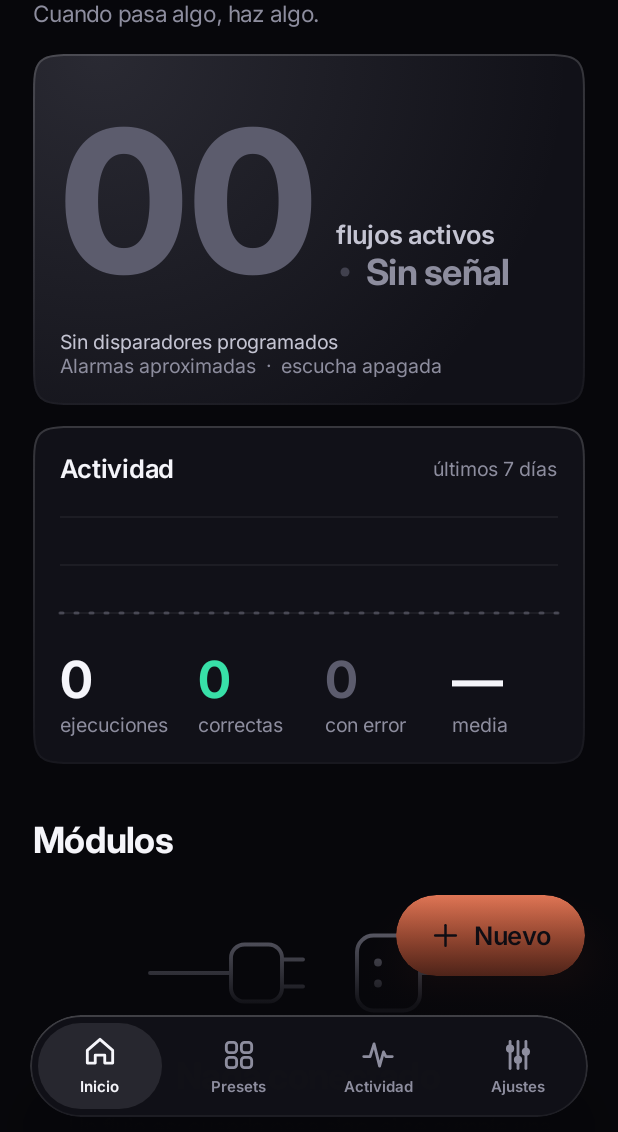
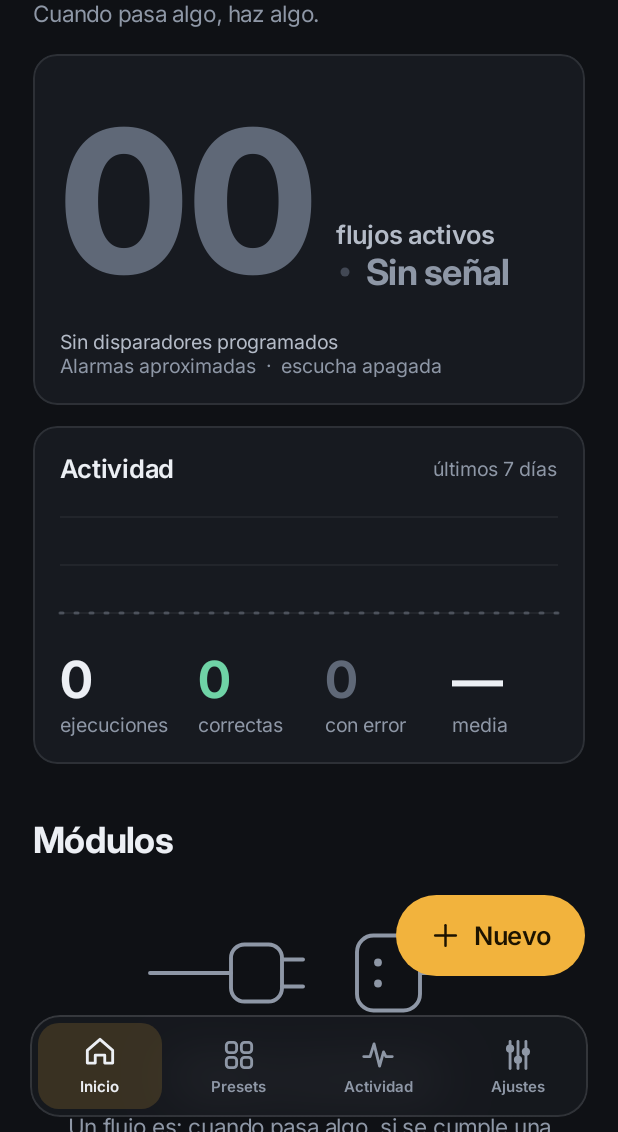
Before and after one commit to Takumi-Organization/flow, an Android app built with Jetpack Compose: the screen it shows after launch (MainActivity), after a tap on "Saltar", on a phone screen of 412 x 824 dp, the part 104-1236 px from its top. Run offline under Robolectric (Android 15) with nearby library versions, the phone set to English and light mode, and no system bars; our stand-ins replace Room's generated code; 2 statements that could not run were skipped.

Commit message:
feat: identidad Ryoku Glass (paleta fría, acentos Bermellón/Fucsia/Egeo/Oro/Lima, sin sombras ni degradados y barra de pestañas de cristal)

```diff
--- a/app/src/main/kotlin/dev/flow/app/MainActivity.kt
+++ b/app/src/main/kotlin/dev/flow/app/MainActivity.kt
@@ -84,6 +84,8 @@ class MainActivity : ComponentActivity() {
                 Box(Modifier.fillMaxSize().background(k.paper)) {
                     val isTab = route in TAB_ROUTES
                     BackHandler(enabled = !isTab || route != "home") { pop() }
+                    val navGlass = dev.flow.app.ui.rememberGlassBackdrop()
+                    Box(Modifier.fillMaxSize().glassSource(navGlass)) {
                     AnimatedContent(route, Modifier.fillMaxSize(), label = "route", transitionSpec = {
                         val toPush = targetState !in TAB_ROUTES && initialState in TAB_ROUTES
                         val fromPush = initialState !in TAB_ROUTES && targetState in TAB_ROUTES
@@ -109,12 +111,9 @@ class MainActivity : ComponentActivity() {
                             }
                         }
                     }
-                    AnimatedVisibility(isTab, Modifier.align(Alignment.BottomCenter), enter = fadeIn(), exit = fadeOut(tween(120))) {
-                        // el contenido se desvanece bajo la barra, como en iOS
-                        Box(Modifier.fillMaxWidth().height(170.dp).background(androidx.compose.ui.graphics.Brush.verticalGradient(listOf(androidx.compose.ui.graphics.Color.Transparent, k.paper.copy(alpha = .92f), k.paper))))
                     }
                     AnimatedVisibility(isTab, Modifier.align(Alignment.BottomCenter), enter = slideInVertically(spring(.8f, 400f)) { it } + fadeIn(), exit = slideOutVertically(tween(180)) { it } + fadeOut(tween(120))) {
-                        BottomNav(route) { tab(it) }
+                        androidx.compose.runtime.CompositionLocalProvider(dev.flow.app.ui.LocalGlassBackdrop provides navGlass) { BottomNav(route) { tab(it) } }
                     }
                 }
             }
--- a/app/src/main/kotlin/dev/flow/app/platform/Core.kt
+++ b/app/src/main/kotlin/dev/flow/app/platform/Core.kt
@@ -49,7 +49,7 @@ class Prefs(ctx: Context) {
     var theme: String
         get() = sp.getString("theme", "grafito") ?: "grafito"; set(v) { sp.edit().putString("theme", v).apply() }
     var accent: Int
-        get() = sp.getInt("accent", 0); set(v) { sp.edit().putInt("accent", v).apply() }
+        get() = sp.getInt("accent", 3); set(v) { sp.edit().putInt("accent", v).apply() }
 }
 
 class AndroidEnv(private val ctx: Context, private val prefs: Prefs) : Environment {
--- a/app/src/main/kotlin/dev/flow/app/ui/Common.kt
+++ b/app/src/main/kotlin/dev/flow/app/ui/Common.kt
@@ -19,7 +19,6 @@ import androidx.compose.ui.Alignment
 import androidx.compose.ui.Modifier
 import androidx.compose.ui.draw.clip
 import androidx.compose.ui.draw.drawBehind
-import androidx.compose.ui.draw.shadow
 import androidx.compose.ui.geometry.Offset
 import androidx.compose.ui.graphics.*
 import androidx.compose.ui.platform.LocalView
@@ -67,18 +66,17 @@ fun Modifier.springPress(src: MutableInteractionSource, depth: Float = .965f): M
     return this.graphicsLayer { scaleX = s; scaleY = s }
 }
 
-/** Tarjeta con profundidad: superficie elevada, filete de luz arriba, sombra con el tono del flujo en claro y un resplandor radial muy tenue en oscuro. */
+/** Tarjeta plana: superficie elevada con filete de 1 dp (sin sombra ni resplandor). */
 @Composable
 fun Panel(modifier: Modifier = Modifier, accent: Color? = null, onClick: (() -> Unit)? = null, content: @Composable ColumnScope.() -> Unit) {
     val src = remember { MutableInteractionSource() }
     val pressed by src.collectIsPressedAsState()
     val kk = k
     val bg by animateColorAsState(if (pressed) kk.high else kk.raised, tween(120), label = "bg")
-    val rim = if (kk.dark) Brush.verticalGradient(listOf(Color.White.copy(alpha = .16f), Color.White.copy(alpha = .03f))) else SolidColor(kk.line)
+    val rim = SolidColor(kk.line)
     Column(modifier.fillMaxWidth().then(if (onClick != null) Modifier.springPress(src, .975f) else Modifier)
-        .then(if (!kk.dark) Modifier.shadow(14.dp, Sq28, ambientColor = Color(0x1A1B1030), spotColor = (accent ?: kk.ink).copy(alpha = .28f)) else Modifier)
+        .then(if (!kk.dark) Modifier else Modifier)
         .clip(Sq28).background(bg)
-        .drawBehind { if (accent != null) drawRect(Brush.radialGradient(listOf(accent.copy(alpha = if (kk.dark) .20f else .12f), Color.Transparent), Offset(size.width * .12f, 0f), size.width * .85f)) }
         .border(.8.dp, rim, Sq28)
         .then(if (onClick != null) Modifier.clickable(src, null, role = Role.Button, onClick = onClick) else Modifier)
         .padding(18.dp), content = content)
@@ -91,7 +89,7 @@ fun FButton(text: String, onClick: () -> Unit, modifier: Modifier = Modifier, pr
     val fg = if (!enabled) kk.faint else if (primary) kk.onAccent else if (danger) kk.error else kk.ink
     val fill: Brush = when {
         !enabled -> SolidColor(kk.high.copy(alpha = .5f))
-        primary -> Brush.verticalGradient(listOf(lerp(kk.accent, Color.White, .14f), kk.accent))
+        primary -> SolidColor(kk.accent)
         danger -> SolidColor(kk.error.copy(alpha = .14f))
         else -> SolidColor(kk.high)
     }
--- a/app/src/main/kotlin/dev/flow/app/ui/EditorScreen.kt
+++ b/app/src/main/kotlin/dev/flow/app/ui/EditorScreen.kt
@@ -13,7 +13,6 @@ import androidx.compose.runtime.*
 import androidx.compose.ui.Alignment
 import androidx.compose.ui.Modifier
 import androidx.compose.ui.draw.clip
-import androidx.compose.ui.draw.shadow
 import androidx.compose.ui.geometry.Offset
 import androidx.compose.ui.platform.LocalContext
 import androidx.compose.ui.platform.LocalDensity
@@ -197,7 +196,7 @@ fun EditorScreen(graph: Graph, flowId: String, onBack: () -> Unit, onOpenRun: (S
                 MiniBtn("+") { vp.scale = (vp.scale * 1.25f).coerceAtMost(2.5f) }
                 MiniBtn("−") { vp.scale = (vp.scale / 1.25f).coerceAtLeast(0.3f) }
             }
-            Box(Modifier.align(Alignment.BottomEnd).padding(16.dp).size(60.dp).shadow(16.dp, androidx.compose.foundation.shape.CircleShape, ambientColor = k.accent.copy(alpha = .4f), spotColor = k.accent.copy(alpha = .6f)).clip(androidx.compose.foundation.shape.CircleShape).background(k.accent).clickable {
+            Box(Modifier.align(Alignment.BottomEnd).padding(16.dp).size(60.dp).clip(androidx.compose.foundation.shape.CircleShape).background(k.accent).clickable {
                 val from = one?.takeIf { graph.registry[it.type]?.kind != null }?.let { it.id to (st.firstFreePort(it.id) ?: PORT_OUT) }
                 showPalette = from to null }, contentAlignment = Alignment.Center) {
                 PIcon("plus", k.onAccent, 28.dp)
@@ -209,7 +208,7 @@ fun EditorScreen(graph: Graph, flowId: String, onBack: () -> Unit, onOpenRun: (S
         when {
             edge != null -> EdgePanel(st, edge, graph.registry)
             one != null -> NodePanel(st, one, graph, vp.centerInGraph(dens))
-            st.selected.size > 1 -> Row(Modifier.fillMaxWidth().shadow(20.dp, Sq28).clip(Sq28).background(k.raised).navigationBarsPadding().padding(16.dp), horizontalArrangement = Arrangement.spacedBy(8.dp), verticalAlignment = Alignment.CenterVertically) {
+            st.selected.size > 1 -> Row(Modifier.fillMaxWidth().clip(Sq28).background(k.raised).navigationBarsPadding().padding(16.dp), horizontalArrangement = Arrangement.spacedBy(8.dp), verticalAlignment = Alignment.CenterVertically) {
                 Text("${st.selected.size} nodos", style = T.body, color = k.ink, modifier = Modifier.weight(1f))
                 FButton("Duplicar", { st.duplicateSelection() }); FButton("Eliminar", { st.deleteSelection() }, danger = true); FButton("Limpiar", { st.selected = emptySet() })
             }
@@ -232,7 +231,7 @@ fun EditorScreen(graph: Graph, flowId: String, onBack: () -> Unit, onOpenRun: (S
             title = { Text("Nombre del flujo", style = T.h2) }, text = { FField(t, { t = it }, "Nombre") }, containerColor = k.raised) }
 }
 
-@Composable private fun MiniBtn(t: String, onClick: () -> Unit) = Box(Modifier.size(44.dp).shadow(8.dp, androidx.compose.foundation.shape.CircleShape).clip(androidx.compose.foundation.shape.CircleShape).background(k.raised).border(.8.dp, k.line, androidx.compose.foundation.shape.CircleShape).clickable(onClick = onClick), contentAlignment = Alignment.Center) { Text(t, style = T.h1, color = k.ink) }
+@Composable private fun MiniBtn(t: String, onClick: () -> Unit) = Box(Modifier.size(44.dp).clip(androidx.compose.foundation.shape.CircleShape).background(k.raised).border(.8.dp, k.line, androidx.compose.foundation.shape.CircleShape).clickable(onClick = onClick), contentAlignment = Alignment.Center) { Text(t, style = T.h1, color = k.ink) }
 
 @Composable
 private fun EdgePanel(st: EditorState, e: EdgeDef, reg: NodeRegistry) {
@@ -256,7 +255,7 @@ private fun NodePanel(st: EditorState, n: NodeDef, graph: Graph, center: Offset)
     var tick by remember { mutableIntStateOf(0) }
     val request = rememberCapRequester { tick++ }
     val flows by graph.repo.flows.collectAsState(emptyList())
-    Column(Modifier.fillMaxWidth().heightIn(max = 400.dp).shadow(20.dp, Sq28).clip(Sq28).background(k.raised).navigationBarsPadding().verticalScroll(rememberScrollState()).padding(horizontal = 18.dp, vertical = 14.dp), verticalArrangement = Arrangement.spacedBy(12.dp)) {
+    Column(Modifier.fillMaxWidth().heightIn(max = 400.dp).clip(Sq28).background(k.raised).navigationBarsPadding().verticalScroll(rememberScrollState()).padding(horizontal = 18.dp, vertical = 14.dp), verticalArrangement = Arrangement.spacedBy(12.dp)) {
         Box(Modifier.align(Alignment.CenterHorizontally).size(38.dp, 4.dp).background(k.line.copy(alpha = .3f), androidx.compose.foundation.shape.RoundedCornerShape(50)))
         Row(verticalAlignment = Alignment.CenterVertically) {
             Column(Modifier.weight(1f)) {
--- /dev/null
+++ b/app/src/main/kotlin/dev/flow/app/ui/Glass.kt
@@ -0,0 +1,83 @@
+package dev.flow.app.ui
+
+import android.os.Build
+import androidx.compose.foundation.border
+import androidx.compose.runtime.Composable
+import androidx.compose.runtime.getValue
+import androidx.compose.runtime.mutableStateOf
+import androidx.compose.runtime.remember
+import androidx.compose.runtime.setValue
+import androidx.compose.runtime.staticCompositionLocalOf
+import androidx.compose.ui.Modifier
+import androidx.compose.ui.draw.clip
+import androidx.compose.ui.draw.drawBehind
+import androidx.compose.ui.draw.drawWithContent
+import androidx.compose.ui.geometry.Offset
+import androidx.compose.ui.graphics.BlurEffect
+import androidx.compose.ui.graphics.Brush
+import androidx.compose.ui.graphics.Color
+import androidx.compose.ui.graphics.Shape
+import androidx.compose.ui.graphics.TileMode
+import androidx.compose.ui.graphics.drawscope.translate
+import androidx.compose.ui.graphics.layer.GraphicsLayer
+import androidx.compose.ui.graphics.layer.drawLayer
+import androidx.compose.ui.graphics.rememberGraphicsLayer
+import androidx.compose.ui.layout.onGloballyPositioned
+import androidx.compose.ui.layout.positionInRoot
+import androidx.compose.ui.unit.Dp
+import androidx.compose.ui.unit.IntSize
+import androidx.compose.ui.unit.dp
+
+/**
+ * Cristal de la identidad Ryoku Glass (misma técnica que LUMINA, adaptada a la paleta `Kami` de FLOW (`k`)).
+ * Se graba el contenido de detrás en una capa ([glassSource]) y cada superficie [glass] la dibuja desenfocada bajo su
+ * velo. La superficie de cristal debe ser HERMANA del contenido grabado, no hija. Con API < 31 (sin RenderEffect) o sin
+ * fondo registrado pasa a opaca con el mismo diseño.
+ */
+class GlassBackdrop internal constructor(internal val layer: GraphicsLayer) {
+    internal var origin by mutableStateOf(Offset.Zero)
+}
+
+@Composable fun rememberGlassBackdrop(): GlassBackdrop {
+    val layer = rememberGraphicsLayer()
+    return remember(layer) { GlassBackdrop(layer) }
+}
+
+val LocalGlassBackdrop = staticCompositionLocalOf<GlassBackdrop?> { null }
+
+fun Modifier.glassSource(backdrop: GlassBackdrop): Modifier = this
+    .onGloballyPositioned { backdrop.origin = it.positionInRoot() }
+    .drawWithContent {
+        backdrop.layer.record { this@drawWithContent.drawContent() }
+        drawLayer(backdrop.layer)
+    }
+
+@Composable
+fun Modifier.glass(shape: Shape, blur: Dp = 30.dp, tint: Color? = null): Modifier {
+    val backdrop = LocalGlassBackdrop.current
+    val dark = k.dark
+    val canBlur = backdrop != null && Build.VERSION.SDK_INT >= 31
+    val veil = (tint ?: k.raised).copy(alpha = if (!canBlur) 0.96f else if (dark) 0.84f else 0.88f)
+    val top = if (dark) Color(0x24FFFFFF) else Color(0xE6FFFFFF)
+    val edge = if (dark) Color(0x1FECEFF4) else Color(0x1A14171C)
+    val own = rememberGraphicsLayer()
+    var pos by remember { mutableStateOf(Offset.Zero) }
+    return this
+        .onGloballyPositioned { pos = it.positionInRoot() }
+        .clip(shape)
+        .drawBehind {
+            if (canBlur && backdrop != null) {
+                val r = blur.toPx()
+                own.renderEffect = BlurEffect(r, r, TileMode.Clamp)
+                val dx = backdrop.origin.x - pos.x
+                val dy = backdrop.origin.y - pos.y
+                val density = this
+                own.record(density, layoutDirection, IntSize(size.width.toInt(), size.height.toInt())) {
+                    translate(dx, dy) { drawLayer(backdrop.layer) }
+                }
+                drawLayer(own)
+            }
+            drawRect(veil)
+        }
+        .border(1.dp, Brush.verticalGradient(listOf(top, edge)), shape)
+}
--- a/app/src/main/kotlin/dev/flow/app/ui/Screens.kt
+++ b/app/src/main/kotlin/dev/flow/app/ui/Screens.kt
@@ -20,7 +20,6 @@ import androidx.compose.ui.Alignment
 import androidx.compose.ui.Modifier
 import androidx.compose.ui.draw.blur
 import androidx.compose.ui.draw.clip
-import androidx.compose.ui.draw.shadow
 import androidx.compose.ui.geometry.Offset
 import androidx.compose.ui.geometry.Size
 import androidx.compose.ui.graphics.*
@@ -44,18 +43,16 @@ import java.time.LocalDateTime
 // ───────────────────────────── barra de pestañas flotante ─────────────────────────────
 private val TABS = listOf("home" to "Inicio", "library" to "Presets", "history" to "Actividad", "settings" to "Ajustes")
 
-/** Barra flotante en cápsula: sombra amplia y suave, filete de luz y un selector que se desliza con muelle entre pestañas. */
+/** Barra flotante de cristal (desenfoque real del contenido) con un selector que se desliza con muelle entre pestañas. */
 @Composable
 fun BottomNav(route: String, onTab: (String) -> Unit) {
     val view = LocalView.current; val kk = k; val rm = reduceMotion()
     val idx = TABS.indexOfFirst { it.first == route }.coerceAtLeast(0)
-    val rim = if (kk.dark) Brush.verticalGradient(listOf(Color.White.copy(alpha = .20f), Color.White.copy(alpha = .05f))) else SolidColor(kk.line)
     BoxWithConstraints(Modifier.fillMaxWidth().navigationBarsPadding().padding(horizontal = 20.dp, vertical = 10.dp)) {
         val tabW = maxWidth / TABS.size
         val x by animateDpAsState(tabW * idx, if (rm) snap() else spring(.72f, 520f), label = "tabx")
-        Box(Modifier.fillMaxWidth().height(68.dp).shadow(26.dp, RoundedCornerShape(34.dp), ambientColor = Color.Black.copy(alpha = if (kk.dark) .6f else .12f), spotColor = Color.Black.copy(alpha = if (kk.dark) .7f else .18f))
-            .clip(RoundedCornerShape(34.dp)).background(kk.raised.copy(alpha = .94f)).border(.8.dp, rim, RoundedCornerShape(34.dp))) {
-            Box(Modifier.offset(x = x).width(tabW).fillMaxHeight().padding(5.dp).clip(RoundedCornerShape(30.dp)).background(kk.ink.copy(alpha = if (kk.dark) .10f else .07f)))
+        Box(Modifier.fillMaxWidth().height(68.dp).glass(RoundedCornerShape(20.dp))) {
+            Box(Modifier.offset(x = x).width(tabW).fillMaxHeight().padding(5.dp).clip(RoundedCornerShape(14.dp)).background(kk.accent.copy(alpha = if (kk.dark) .16f else .11f)))
             Row(Modifier.fillMaxSize()) {
                 TABS.forEachIndexed { i, (r, t) ->
                     val on = i == idx
@@ -160,7 +157,7 @@ fun HomeScreen(graph: Graph, openEditor: (String) -> Unit, openRun: (String) ->
                     Section("", "Disparo manual")
                     Row(Modifier.horizontalScroll(rememberScrollState()), horizontalArrangement = Arrangement.spacedBy(12.dp)) {
                         quick.forEachIndexed { i, f -> val r = running[f.id] == true; val tone = flowTone(f.id, kk); val src = remember { androidx.compose.foundation.interaction.MutableInteractionSource() }
-                            Column(Modifier.stagger(i).width(160.dp).height(118.dp).springPress(src, .94f).clip(Sq28).background(Brush.linearGradient(listOf(tone.copy(alpha = .30f), tone.copy(alpha = .10f)))).border(.8.dp, tone.copy(alpha = .35f), Sq28)
+                            Column(Modifier.stagger(i).width(160.dp).height(118.dp).springPress(src, .94f).clip(Sq28).background(tone.copy(alpha = .14f)).border(.8.dp, tone.copy(alpha = .35f), Sq28)
                                 .clickable(src, null, role = Role.Button) { view.hap(Hap.HEAVY)
                                     if (r) graph.cancel(f.id) else if (Validator.hasErrors(Validator.validate(f, graph.registry))) scope.launch { msg.showSnackbar("«${f.name}» tiene errores: ábrelo para corregirlos") } else graph.runManual(f.id) }.padding(16.dp),
                                 verticalArrangement = Arrangement.SpaceBetween) {
@@ -217,8 +214,8 @@ fun HomeScreen(graph: Graph, openEditor: (String) -> Unit, openRun: (String) ->
         // botón principal
         val src = remember { androidx.compose.foundation.interaction.MutableInteractionSource() }
         Row(Modifier.align(Alignment.BottomEnd).navigationBarsPadding().padding(end = 22.dp, bottom = 104.dp).stagger(3).springPress(src, .93f)
-            .shadow(18.dp, RoundedCornerShape(50), ambientColor = kk.accent.copy(alpha = .4f), spotColor = kk.accent.copy(alpha = .6f)).clip(RoundedCornerShape(50))
-            .background(Brush.verticalGradient(listOf(androidx.compose.ui.graphics.lerp(kk.accent, Color.White, .16f), kk.accent))).clickable(src, null, role = Role.Button) { view.hap(Hap.CONFIRM); newDialog = true }
+            .clip(RoundedCornerShape(50))
+            .background(kk.accent).clickable(src, null, role = Role.Button) { view.hap(Hap.CONFIRM); newDialog = true }
             .padding(horizontal = 22.dp, vertical = 16.dp), verticalAlignment = Alignment.CenterVertically) {
             PIcon("plus", kk.onAccent, 22.dp); Spacer(Modifier.width(8.dp)); Text("Nuevo", style = T.h2, color = kk.onAccent)
         }
--- a/app/src/main/kotlin/dev/flow/app/ui/Theme.kt
+++ b/app/src/main/kotlin/dev/flow/app/ui/Theme.kt
@@ -42,9 +42,17 @@ class Kami(
     val trig: Color, val cond: Color, val act: Color,
 )
 
+/**
+ * Acentos de Ryoku Glass. El ORDEN se conserva (la preferencia guarda el índice): 0 Bermellón (antes Coral), 1 Fucsia
+ * (Rosa), 2 Egeo (Violeta), 3 Oro (Ámbar), 4 Lima (Menta). El color de la lista es la variante oscura; en claro se usa
+ * [accentLight] (más oscura, para que el acento como texto o relleno llegue a 4,5:1 sobre el papel claro).
+ */
 val Accents = listOf(
-    Color(0xFFFF6B3D) to "Coral", Color(0xFFFF4F8B) to "Rosa", Color(0xFFA27BFF) to "Violeta", Color(0xFFFFB224) to "Ámbar", Color(0xFF2EE6A6) to "Menta",
+    Color(0xFFFF5A4A) to "Bermellón", Color(0xFFFF6FB1) to "Fucsia", Color(0xFF62B6E8) to "Egeo", Color(0xFFF2B33D) to "Oro", Color(0xFFB6E04A) to "Lima",
 )
+private val AccentLight = listOf(Color(0xFFD12B1F), Color(0xFFC4166F), Color(0xFF0B6B99), Color(0xFF8F5F00), Color(0xFF4F7A00))
+private val AccentOnDark = listOf(Color(0xFF1B0805), Color(0xFF21040F), Color(0xFF04141D), Color(0xFF1D1300), Color(0xFF121A00))
+private fun accentIndex(c: Color) = Accents.indexOfFirst { it.first == c }.coerceAtLeast(0)
 
 /** Tonos por flujo: seis matices (coral, rosa, violeta, ámbar, menta, azul) con luminosidad percibida parecida. */
 val FlowTones = listOf(Color(0xFFFF6B3D), Color(0xFFFF4F8B), Color(0xFFA27BFF), Color(0xFFFFB224), Color(0xFF2EE6A6), Color(0xFF5B8CFF))
@@ -53,21 +61,21 @@ fun flowTone(id: String, k: Kami): Color {
     return if (k.dark) c else lerp(c, k.ink, .22f)
 }
 
-private fun lum(c: Color) = 0.2126f * c.red + 0.7152f * c.green + 0.0722f * c.blue
-
+/** `accent` llega siempre como la variante oscura de [Accents]; en claro se sustituye por la clara. */
 fun kami(theme: String, systemDark: Boolean, accent: Color): Kami {
     val amoled = theme == "amoled"
     val dark = when (theme) { "washi" -> false; "auto" -> systemDark; else -> true }
-    val onAccent = if (lum(accent) > .5f) Color(0xFF14121A) else Color(0xFFFFFFFF)
+    val ai = accentIndex(accent)
     return if (dark) {
-        Kami(true, amoled, if (amoled) Color(0xFF000000) else Color(0xFF07070B), if (amoled) Color(0xFF0C0C11) else Color(0xFF111118), if (amoled) Color(0xFF17171F) else Color(0xFF1B1B25),
-            Color(0xFFF5F5FA), Color(0xFFC4C4D2), Color(0xFF8D8D9E), Color(0xFF5C5C6D), Color(0xFFFFFFFF).copy(alpha = .10f),
-            Color(0xFFC4C4D2), Color(0xFFFFB84D), Color(0xFF38E0A8), Color(0xFFFFB84D), Color(0xFFFF5470), accent, accent, onAccent,
+        Kami(true, amoled, if (amoled) Color(0xFF000000) else Color(0xFF0F1115), if (amoled) Color(0xFF0D0F13) else Color(0xFF171A20), if (amoled) Color(0xFF181B21) else Color(0xFF232830),
+            Color(0xFFECEFF4), Color(0xFFB4BBC7), Color(0xFF8E97A6), Color(0xFF5F6877), Color(0xFFECEFF4).copy(alpha = .10f),
+            Color(0xFFB4BBC7), Color(0xFFF2B33D), Color(0xFF6FD3A6), Color(0xFFF0B25E), Color(0xFFFF7A70), Accents[ai].first, Accents[ai].first, AccentOnDark[ai],
             Color(0xFFFF6B3D), Color(0xFFB58CFF), Color(0xFF38E0A8))
     } else {
-        val ink = Color(0xFF16141D)
-        Kami(false, false, Color(0xFFF3F1F8), Color(0xFFFFFFFF), Color(0xFFE9E6F1), ink, Color(0xFF4B4958), Color(0xFF76737F), Color(0xFFA9A6B3), ink.copy(alpha = .09f),
-            Color(0xFF4B4958), Color(0xFFB26A00), Color(0xFF0E9F72), Color(0xFFB26A00), Color(0xFFD42A4C), accent, lerp(accent, ink, .18f), onAccent,
+        val ink = Color(0xFF14171C)
+        val a = AccentLight[ai]
+        Kami(false, false, Color(0xFFF4F5F7), Color(0xFFFFFFFF), Color(0xFFE9ECF0), ink, Color(0xFF4A515C), Color(0xFF5F6773), Color(0xFF9AA2AE), ink.copy(alpha = .11f),
+            Color(0xFF4A515C), Color(0xFF8F5F00), Color(0xFF1B6B49), Color(0xFF8A5A00), Color(0xFFB3261E), a, lerp(a, ink, .2f), Color.White,
             Color(0xFFE2501F), Color(0xFF7E4FE0), Color(0xFF0E9F72))
     }
 }
@@ -92,8 +100,19 @@ object T {
     val num = TextStyle(fontFamily = Disp, fontWeight = FontWeight.Bold, fontSize = 34.sp, lineHeight = 36.sp, letterSpacing = (-1).sp, fontFeatureSettings = TN)
 }
 
-/** Esquina continua (superelipse): la curva entra tangente en el lado recto, como las esquinas de iOS, sin el «codo» de un arco circular. */
-class Squircle(private val radius: Dp, private val n: Float = 4.6f) : Shape {
+/**
+ * Ryoku Glass usa radios pequeños (6 · 10 · 12 · 16 · 20). Se conserva el nombre `Squircle` y el radio de cada sitio, y se
+ * traducen a la escala nueva en un solo punto.
+ */
+fun glassRadius(r: Dp): Dp = when { r <= 8.dp -> 6.dp; r <= 14.dp -> 10.dp; r <= 22.dp -> 12.dp; r <= 30.dp -> 16.dp; else -> 20.dp }
+class Squircle(private val radius: Dp) : Shape {
+    override fun createOutline(size: Size, layoutDirection: LayoutDirection, density: Density): Outline =
+        androidx.compose.foundation.shape.RoundedCornerShape(glassRadius(radius)).createOutline(size, layoutDirection, density)
+}
+
+/** Antigua superelipse (ya sin uso; se conserva por si se recupera). */
+@Suppress("unused")
+private class SuperSquircle(private val radius: Dp, private val n: Float = 4.6f) : Shape {
     override fun createOutline(size: Size, layoutDirection: LayoutDirection, density: Density): Outline {
         val w = size.width; val h = size.height
         val c = minOf(radius.value * density.density * 1.35f, w / 2f, h / 2f)
```
Also changed, not shown: 1 other file.
